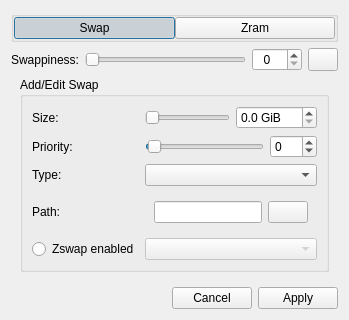
First picture: the form in ui/ManageSwapZram.ui, repository V6lhost/pardus-swap-manager, before the edit.
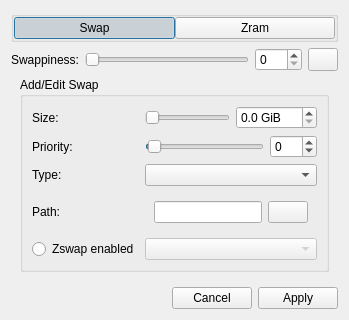
Second picture: the form after the edit. Icons and pictures are not drawn.

Commit message: manager: configurationcheckdialog: ui: add ConfigurationCheckDialog

```diff
--- a/ui/ManageSwapZram.ui
+++ b/ui/ManageSwapZram.ui
@@ -122,7 +122,7 @@
         <string/>
        </property>
        <property name="prefix">
-        <string>  </string>
+        <string/>
        </property>
        <property name="maximum">
         <number>200</number>
```
Left out of the diff: 6 changed lines with no effect on the pictures. The commit also changes 2 other files.
